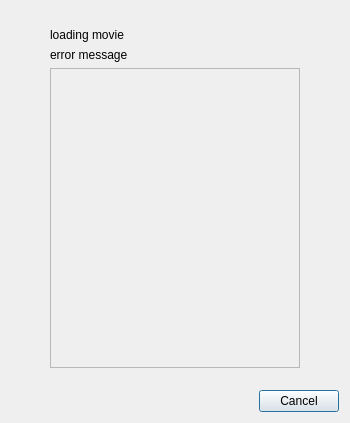
Before: the Qt Designer form ui/list-account-repos-dialog.ui in haiwen/seafile-client, drawn with Qt 5.
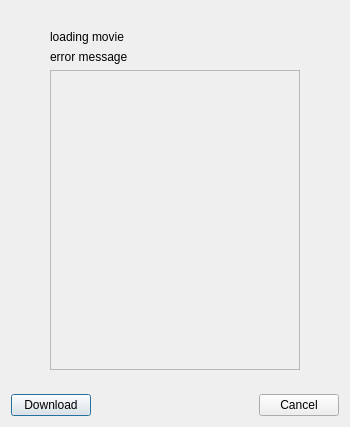
After: the same form once the commit is applied.

Patch:
```diff
--- a/ui/list-account-repos-dialog.ui
+++ b/ui/list-account-repos-dialog.ui
@@ -7,7 +7,7 @@
     <x>0</x>
     <y>0</y>
     <width>350</width>
-    <height>423</height>
+    <height>427</height>
    </rect>
   </property>
   <property name="minimumSize">
@@ -136,6 +136,15 @@
     </layout>
    </item>
    <item>
+    <layout class="QHBoxLayout" name="horizontalLayout_3">
+     <item>
+      <widget class="QPushButton" name="downloadRepoBtn">
+       <property name="text">
+        <string>Download</string>
+       </property>
+      </widget>
+     </item>
+     <item>
     <widget class="QDialogButtonBox" name="buttonBox">
      <property name="orientation">
       <enum>Qt::Horizontal</enum>
@@ -144,6 +153,8 @@
       <set>QDialogButtonBox::Cancel</set>
      </property>
     </widget>
+     </item>
+    </layout>
    </item>
   </layout>
  </widget>
```
Lines whose indentation alone changed are shown as unchanged.
